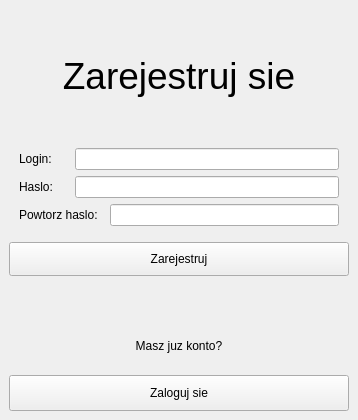
Above: registration.ui from Karoleqk/Baza-Kontaktow before the change. Below: the same form after it.
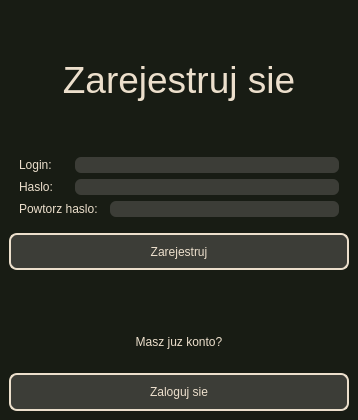
That is the form after the change.

Commit message: Added logout and fix registration

What changed in the file:
```diff
--- a/registration.ui
+++ b/registration.ui
@@ -14,6 +14,34 @@
    <string>MainWindow</string>
   </property>
   <widget class="QWidget" name="centralwidget">
+   <property name="styleSheet">
+    <string notr="true">.QWidget{
+	background-color: #181C14;
+}
+
+.QLabel{
+	color: #ECDFCC;
+}
+
+.QLineEdit{
+	color: #ECDFCC;
+	background-color: #3C3D37;
+	border-radius: 6px;
+}
+
+.QPushButton{
+	background-color: #3C3D37;
+	color: #ECDFCC;
+	border: 2px solid #ECDFCC;
+	border-radius: 8px;
+}
+
+.QPushButton:hover{
+	background-color: #ECDFCC;
+	color: #3C3D37;
+	border: 2px solid #3C3D37;
+}</string>
+   </property>
    <layout class="QVBoxLayout" name="verticalLayout">
     <item>
      <layout class="QVBoxLayout" name="verticalLayout_5" stretch="3,4,1,0,2">
@@ -127,6 +155,9 @@
               <verstretch>0</verstretch>
              </sizepolicy>
             </property>
+            <property name="echoMode">
+             <enum>QLineEdit::EchoMode::Password</enum>
+            </property>
            </widget>
           </item>
          </layout>
```
The commit also changes 24 other files.
